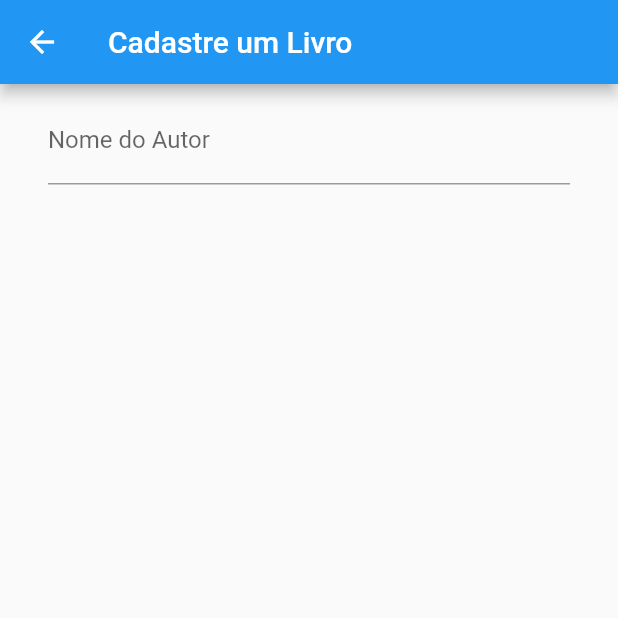
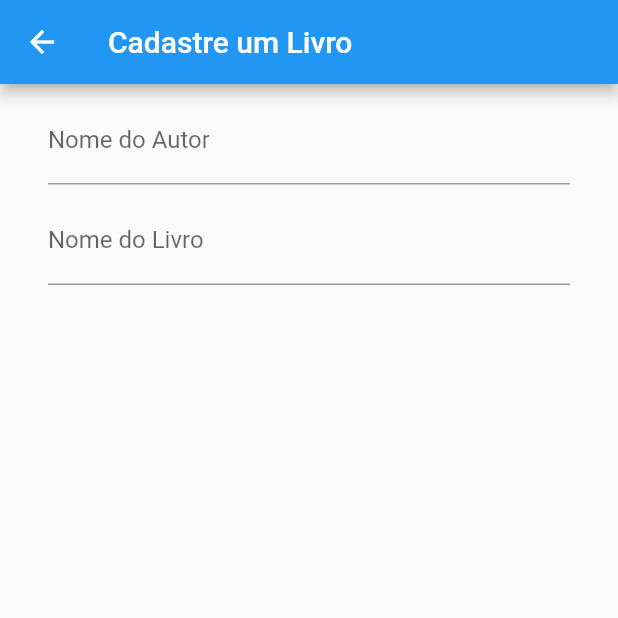
Before and after one commit to Leoxxid/onebitbook_client, a Flutter app: the RegisterBookScreen screen opened by its route, on a phone screen of 412 x 824 dp, the top half of it. Run offline on Flutter 3.47's test engine with Material 2 defaults, Android fonts, the phone set to English and light mode, and no system bars.

```diff
--- a/lib/screens/RegisterBookScreen.dart
+++ b/lib/screens/RegisterBookScreen.dart
@@ -15,6 +15,9 @@ class RegisterBookScreenState extends State<RegisterBookScreen> {
   final typeTheNameOfAuthor = "Digite o nome do Autor";
   final nameOfTheAuthor = "Nome do Autor";
 
+  final typeTheNameOfBook = "Digite o nome do Livro";
+  final nameOfTheBook = "Nome do Livro";
+
   // final  = "Digite o nome do autor";
   // final placeholderBook = "Digite o nome do livro";
 
@@ -30,7 +33,10 @@ class RegisterBookScreenState extends State<RegisterBookScreen> {
             horizontal: 32.0,
           ),
           child: Column(
-            children: [InputComponent(typeTheNameOfAuthor, nameOfTheAuthor)],
+            children: [
+              InputComponent(typeTheNameOfAuthor, nameOfTheAuthor),
+              InputComponent(typeTheNameOfBook, nameOfTheBook)
+            ],
           ),
         ),
       ),
```
